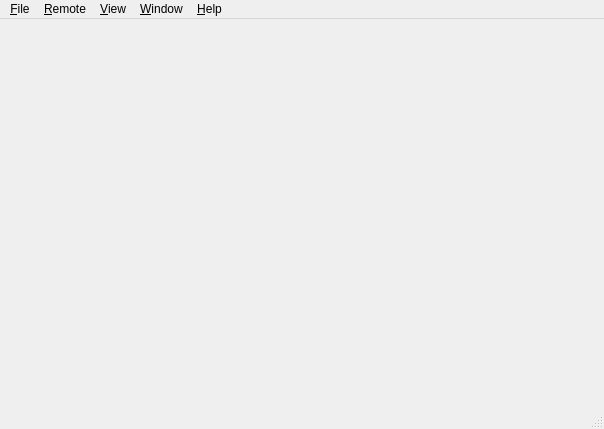
Before: the Qt Designer form src/nullfxp.ui in kitech/nullfxp, drawn with Qt 5.
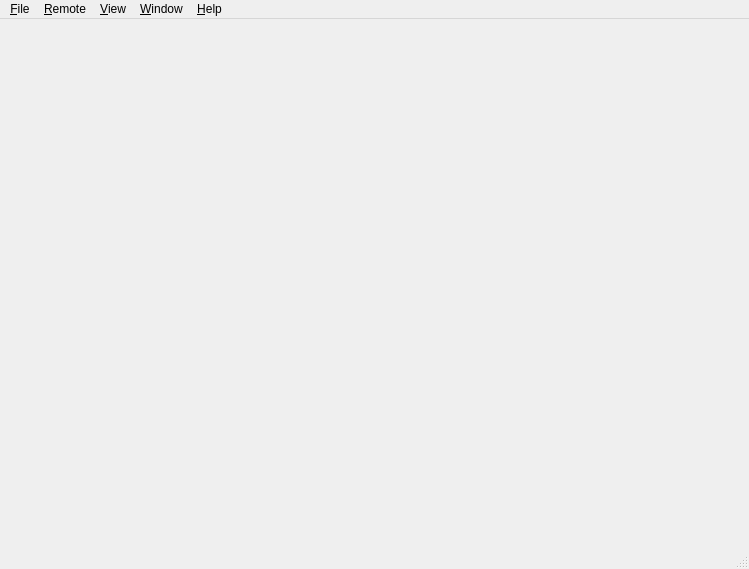
After: the same form once the commit is applied.

What changed in the file:
```diff
--- a/src/nullfxp.ui
+++ b/src/nullfxp.ui
@@ -5,8 +5,8 @@
    <rect>
     <x>0</x>
     <y>0</y>
-    <width>604</width>
-    <height>429</height>
+    <width>749</width>
+    <height>569</height>
    </rect>
   </property>
   <property name="windowTitle" >
@@ -18,7 +18,7 @@
     <rect>
      <x>0</x>
      <y>0</y>
-     <width>604</width>
+     <width>749</width>
      <height>30</height>
     </rect>
    </property>
```
Left out of the diff: 1 changed line with no effect on the pictures.
